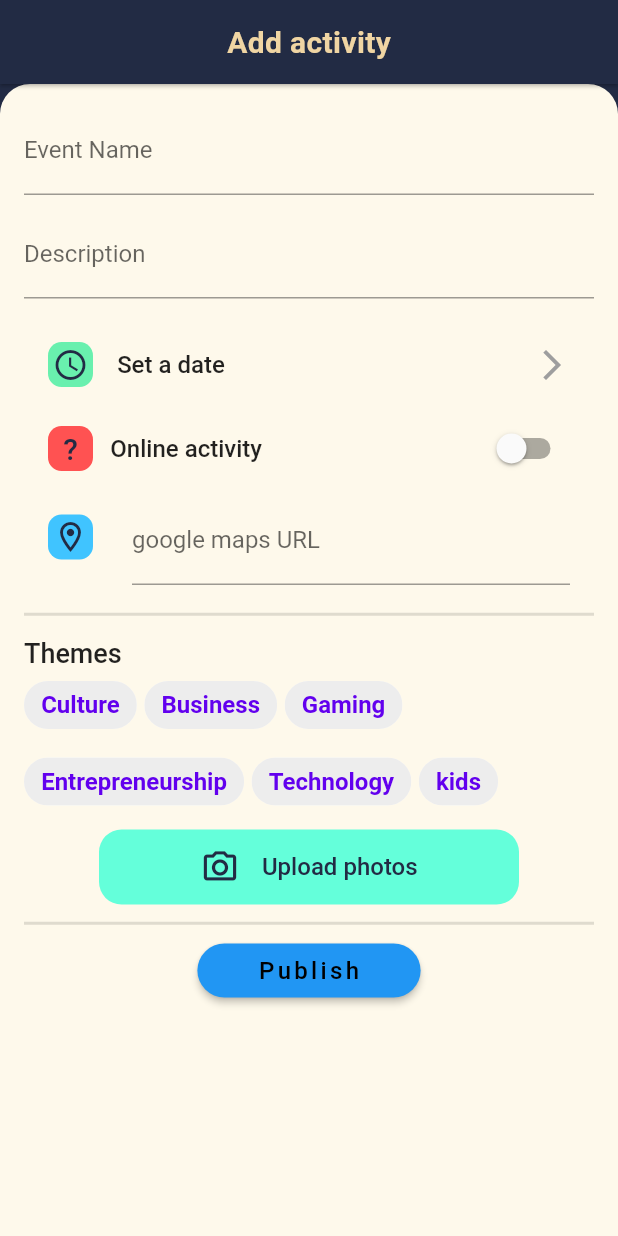
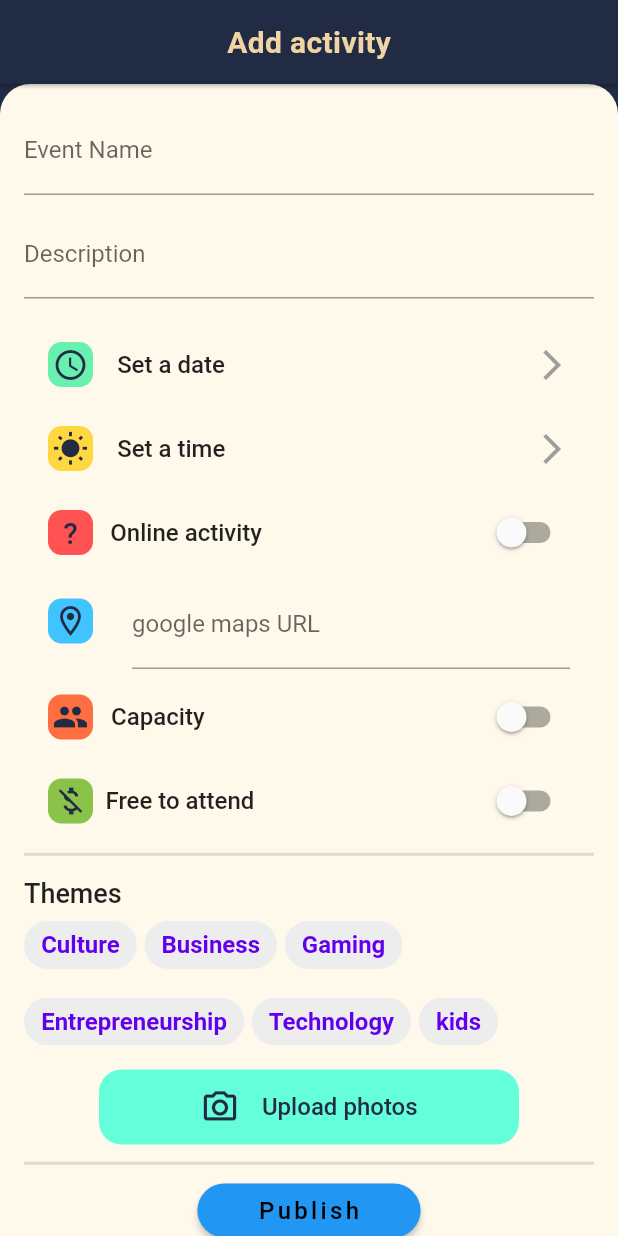
Before and after one commit to Azizalshiha/Faaliaty, a Flutter app: the AddActivity screen opened directly, on a phone screen of 412 x 824 dp. Run offline on Flutter 3.47's test engine with Material 2 defaults, Android fonts, the phone set to English and light mode, and no system bars; missing offline and left inert: ttest.

Commit message:
Update add_activity.dart

```diff
--- a/lib/screens/home/add_activity.dart
+++ b/lib/screens/home/add_activity.dart
@@ -12,10 +12,30 @@ class AddActivity extends StatefulWidget {
 }
 
 class _AddActivityState extends State<AddActivity> {
-
-  String activityName = '';
+  //for set time
+  bool choice = false;
+  late TimeOfDay time;
+  TimeOfDay? picked;
+  void initState() {
+    super.initState();
+    time = TimeOfDay.now();
+  }
+  Future<Null> selectTime (BuildContext context) async {
+    picked = await showTimePicker(context: context, initialTime: time);
+    if(picked != null) {
+      setState(() {
+        time = picked!;
+        choice = true;
+      });
+    }
+  }
+  //for capacity
+  bool attendance = false;
+  // for price
+  bool isFree = false;
+  //for online
   bool isSwitched = false;
-
+  //for set date
   DateTime _dateTime = DateTime(2021);
 
   @override
@@ -61,10 +81,10 @@ class _AddActivityState extends State<AddActivity> {
               InkWell(
                 onTap: () {
                   showDatePicker(
-                      context: context,
-                      initialDate: _dateTime == null ? DateTime.now() : _dateTime,
-                      firstDate: DateTime(2021),
-                      lastDate: DateTime(2030)
+                    context: context,
+                    initialDate: _dateTime == null ? DateTime.now() : _dateTime,
+                    firstDate: DateTime(2021),
+                    lastDate: DateTime(2030)
                   ).then((date) {
                     setState(() {
                       _dateTime = date!;
@@ -90,7 +110,42 @@ class _AddActivityState extends State<AddActivity> {
                   ),
                   title: Align(
                     alignment: Alignment(-1.11, 0),
-                    child: Text( _dateTime == DateTime(2021) ? 'Set a date': DateFormat('yyyy-MM-dd').format(_dateTime),
+                    child: Text( _dateTime == DateTime(2021) ? 'Set a date': 'Date: ${DateFormat('yyyy-MM-dd').format(_dateTime)}',
+                      style: TextStyle(
+                          fontWeight: FontWeight.w500,
+                          fontSize: 16),
+                    ),
+                  ),
+                  trailing: Icon(
+                    Icons.arrow_forward_ios,
+                    color: Colors.grey,
+                  ),
+                ),
+              ),
+              InkWell(
+                onTap: () {
+                  selectTime(context);
+                },
+                child: ListTile(
+                  leading: Container(
+                    height: 30,
+                    width: 30,
+                    decoration: BoxDecoration(
+                        color: Colors.amberAccent,
+                        borderRadius: BorderRadius.only(
+                          topLeft: Radius.circular(9.0),
+                          topRight: Radius.circular(9.0),
+                          bottomLeft: Radius.circular(9.0),
+                          bottomRight: Radius.circular(9.0),
+                        )),
+                    child: Icon(
+                      Icons.wb_sunny,
+                      color: Color(0xff222B44),
+                    ),
+                  ),
+                  title: Align(
+                    alignment: Alignment(-1.11, 0),
+                    child: Text( !choice? 'Set a time':'Time: ${time.hour}:${time.minute}',
                       style: TextStyle(
                           fontWeight: FontWeight.w500,
                           fontSize: 16),
@@ -195,7 +250,104 @@ class _AddActivityState extends State<AddActivity> {
                   onChanged: (val) {},
                 ),
               ),
-              SizedBox(height: 8,),
+              ListTile(
+                leading: Container(
+                  height: 30,
+                  width: 30,
+                  decoration: BoxDecoration(
+                      color: Colors.deepOrangeAccent,
+                      borderRadius: BorderRadius.only(
+                        topLeft: Radius.circular(9.0),
+                        topRight: Radius.circular(9.0),
+                        bottomLeft: Radius.circular(9.0),
+                        bottomRight: Radius.circular(9.0),
+                      )),
+                  child: Center(
+                      child: Icon(
+                        Icons.people,
+                        color: Color(0xff222B44),
+                      )
+                  ),
+                ),
+                title: Align(
+                  alignment: Alignment(-1.18, 0),
+                  child:
+                  !attendance?
+                  Text(
+                    'Capacity',
+                    style: TextStyle(
+                        fontWeight: FontWeight.w500,
+                        fontSize: 16),
+                  )
+                      :
+                  TextField(
+                    keyboardType: TextInputType.number,
+                    decoration: InputDecoration(
+                      labelText: 'Capacity',
+                      hintText: "What's the limit",
+                    ),
+                  ),
+                ),
+                trailing: Switch(
+                  value: attendance,
+                  onChanged: (value) {
+                    setState(() {
+                      attendance = value;
+                    });
+                  },
+                  activeTrackColor: Colors.green,
+                  activeColor: Colors.green,
+                ),
+              ),
+              ListTile(
+                leading: Container(
+                  height: 30,
+                  width: 30,
+                  decoration: BoxDecoration(
+                      color: !isFree? Colors.lightGreen : Colors.redAccent,
+                      borderRadius: BorderRadius.only(
+                        topLeft: Radius.circular(9.0),
+                        topRight: Radius.circular(9.0),
+                        bottomLeft: Radius.circular(9.0),
+                        bottomRight: Radius.circular(9.0),
+                      )),
+                  child: Center(
+                    child: Icon(
+                      !isFree? Icons.money_off : Icons.attach_money,
+                      color: Color(0xff222B44),
+                    )
+                  ),
+                ),
+                title: Align(
+                  alignment: Alignment(-1.30, 0),
+                  child:
+                    !isFree?
+                      Text(
+                        'Free to attend',
+                        style: TextStyle(
+                            fontWeight: FontWeight.w500,
+                            fontSize: 16),
+                      )
+                    :
+                      TextField(
+                        keyboardType: TextInputType.number,
+                        decoration: InputDecoration(
+                          labelText: 'Price',
+                          hintText: 'Price in S.R.',
+                        ),
+                    ),
+                ),
+                trailing: Switch(
+                  value: isFree,
+                  onChanged: (value) {
+                    setState(() {
+                      isFree = value;
+                    });
+                  },
+                  activeTrackColor: Colors.green,
+                  activeColor: Colors.green,
+                ),
+              ),
               Divider(
                 height: 15,
                 thickness: 2,
```
